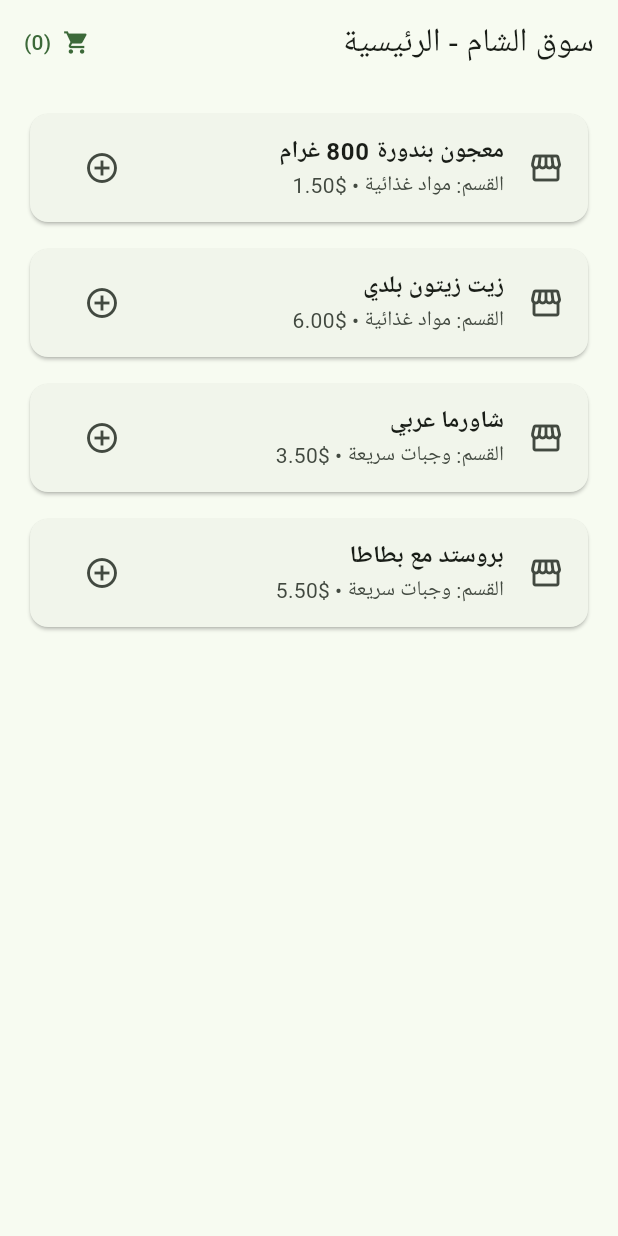
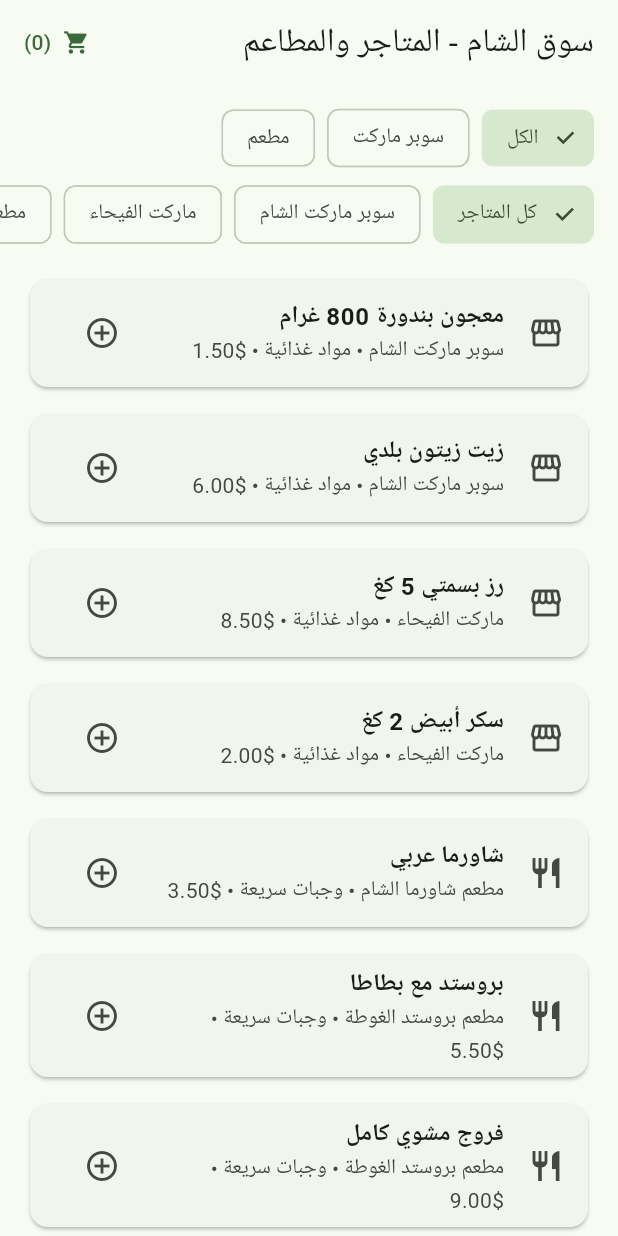
Before and after one commit to Mohamedalsaeid/Al-Sham-Market, a Flutter app: the screen it shows after launch, on a phone screen of 412 x 824 dp. Run offline on Flutter 3.47's test engine with Material 3 defaults, Android fonts, the phone set to English and light mode, and no system bars.

Commit message:
Refactor product item details and UI elements
Updated store and item descriptions, added store type to ProductItem, and modified UI to reflect store names and types in various places.

```diff
--- a/flutter_app/lib/main.dart
+++ b/flutter_app/lib/main.dart
@@ -60,7 +60,7 @@ class _SplashScreenState extends State<SplashScreen> {
                 ),
                 const SizedBox(height: 12),
                 const Text(
-                  'منصة الشام للمواد الغذائية والوجبات السريعة',
+                  'منصة الشام للسوبر ماركتات والمطاعم',
                   textAlign: TextAlign.center,
                   style: TextStyle(fontSize: 18),
                 ),
@@ -82,12 +82,16 @@ class _SplashScreenState extends State<SplashScreen> {
 
 class ProductItem {
   final String name;
+  final String storeName;
+  final String storeType; // 'سوبر ماركت' أو 'مطعم'
   final String category;
   final double priceUsd;
   final String description;
 
   const ProductItem({
     required this.name,
+    required this.storeName,
+    required this.storeType,
     required this.category,
     required this.priceUsd,
     required this.description,
@@ -102,34 +106,86 @@ class HomeScreen extends StatefulWidget {
 }
 
 class _HomeScreenState extends State<HomeScreen> {
+  String _selectedType = 'الكل'; // 'الكل' | 'سوبر ماركت' | 'مطعم'
+  String _selectedStore = 'كل المتاجر';
+
+  // أضف أي سوبر ماركت أو مطعم أو منتج جديد داخل هذه القائمة بنفس النمط
   final List<ProductItem> _items = const [
     ProductItem(
       name: 'معجون بندورة 800 غرام',
+      storeName: 'سوبر ماركت الشام',
+      storeType: 'سوبر ماركت',
       category: 'مواد غذائية',
       priceUsd: 1.50,
       description: 'عبوة معجون بندورة جاهزة للاستخدام اليومي في الطبخ.',
     ),
     ProductItem(
       name: 'زيت زيتون بلدي',
+      storeName: 'سوبر ماركت الشام',
+      storeType: 'سوبر ماركت',
       category: 'مواد غذائية',
       priceUsd: 6.00,
       description: 'زيت زيتون طبيعي مناسب للمائدة والطبخ.',
     ),
     ProductItem(
+      name: 'رز بسمتي 5 كغ',
+      storeName: 'ماركت الفيحاء',
+      storeType: 'سوبر ماركت',
+      category: 'مواد غذائية',
+      priceUsd: 8.50,
+      description: 'أرز حبة طويلة مناسب للأطباق الرئيسية.',
+    ),
+    ProductItem(
+      name: 'سكر أبيض 2 كغ',
+      storeName: 'ماركت الفيحاء',
+      storeType: 'سوبر ماركت',
+      category: 'مواد غذائية',
+      priceUsd: 2.00,
+      description: 'عبوة سكر أبيض ناعم للاستخدام المنزلي.',
+    ),
+    ProductItem(
       name: 'شاورما عربي',
+      storeName: 'مطعم شاورما الشام',
+      storeType: 'مطعم',
       category: 'وجبات سريعة',
       priceUsd: 3.50,
-      description: 'وجبة شاورما مع مقبلات ومناسبات التقديم السريع.',
+      description: 'وجبة شاورما مقطعة مع بطاطا ومقبلات وثوم.',
     ),
     ProductItem(
       name: 'بروستد مع بطاطا',
+      storeName: 'مطعم بروستد الغوطة',
+      storeType: 'مطعم',
       category: 'وجبات سريعة',
       priceUsd: 5.50,
       description: 'قطع دجاج مقرمشة مع بطاطا ومقبلات.',
     ),
+    ProductItem(
+      name: 'فروج مشوي كامل',
+      storeName: 'مطعم بروستد الغوطة',
+      storeType: 'مطعم',
+      category: 'وجبات سريعة',
+      priceUsd: 9.00,
+      description: 'فروج مشوي على الفحم مع ثوم وبطاطا ومخلل.',
+    ),
   ];
 
   final List<ProductItem> _cart = [];
+
+  List<String> get _availableStores {
+    final base = _selectedType == 'الكل'
+        ? _items
+        : _items.where((item) => item.storeType == _selectedType);
+    final names = base.map((e) => e.storeName).toSet().toList();
+    return ['كل المتاجر', ...names];
+  }
+
+  List<ProductItem> get _filteredItems {
+    return _items.where((item) {
+      final matchesType = _selectedType == 'الكل' || item.storeType == _selectedType;
+      final matchesStore = _selectedStore == 'كل المتاجر' || item.storeName == _selectedStore;
+      return matchesType && matchesStore;
+    }).toList();
+  }
 
   void _addToCart(ProductItem item) {
     setState(() {
@@ -137,7 +193,7 @@ class _HomeScreenState extends State<HomeScreen> {
     });
     ScaffoldMessenger.of(context).showSnackBar(
       SnackBar(
-        content: Text('تمت إضافة "${item.name}" إلى السلة'),
+        content: Text('تمت إضافة "${item.name}" من ${item.storeName} إلى السلة'),
         duration: const Duration(seconds: 1),
       ),
     );
@@ -160,7 +216,9 @@ class _HomeScreenState extends State<HomeScreen> {
                   style: const TextStyle(fontSize: 20, fontWeight: FontWeight.bold),
                 ),
                 const SizedBox(height: 6),
-                Text('القسم: ${item.category} • السعر: \$${item.priceUsd.toStringAsFixed(2)}'),
+                Text('${item.storeName} (${item.storeType}) • ${item.category}'),
+                const SizedBox(height: 4),
+                Text('السعر: \$${item.priceUsd.toStringAsFixed(2)}'),
                 const SizedBox(height: 12),
                 Text(item.description),
                 const SizedBox(height: 20),
@@ -206,6 +264,7 @@ class _HomeScreenState extends State<HomeScreen> {
                             itemBuilder: (_, i) => ListTile(
                               dense: true,
                               title: Text(_cart[i].name),
+                              subtitle: Text(_cart[i].storeName),
                               trailing: Text('\$${_cart[i].priceUsd.toStringAsFixed(2)}'),
                             ),
                           ),
@@ -219,6 +278,17 @@ class _HomeScreenState extends State<HomeScreen> {
                     ),
                   ),
             actions: [
+              if (_cart.isNotEmpty)
+                TextButton(
+                  onPressed: () {
+                    setState(() => _cart.clear());
+                    Navigator.of(dialogContext).pop();
+                    ScaffoldMessenger.of(context).showSnackBar(
+                      const SnackBar(content: Text('تم إرسال الطلب وتفريغ السلة')),
+                    );
+                  },
+                  child: const Text('تأكيد الطلب'),
+                ),
               if (_cart.isNotEmpty)
                 TextButton(
                   onPressed: () {
@@ -240,11 +310,15 @@ class _HomeScreenState extends State<HomeScreen> {
 
   @override
   Widget build(BuildContext context) {
+    final stores = _availableStores;
+    final activeStore = stores.contains(_selectedStore) ? _selectedStore : 'كل المتاجر';
+    final visibleItems = _filteredItems;
+
     return Directionality(
       textDirection: TextDirection.rtl,
       child: Scaffold(
         appBar: AppBar(
-          title: const Text('سوق الشام - الرئيسية'),
+          title: const Text('سوق الشام - المتاجر والمطاعم'),
           actions: [
             TextButton.icon(
               onPressed: _openCart,
@@ -253,18 +327,65 @@ class _HomeScreenState extends State<HomeScreen> {
             ),
           ],
         ),
-        body: ListView.separated(
+        body: Column(
+          crossAxisAlignment: CrossAxisAlignment.start,
+          children: [
+            Padding(
+              padding: const EdgeInsets.fromLTRB(16, 12, 16, 4),
+              child: Row(
+                children: ['الكل', 'سوبر ماركت', 'مطعم'].map((type) {
+                  return Padding(
+                    padding: const EdgeInsets.only(left: 8),
+                    child: ChoiceChip(
+                      label: Text(type),
+                      selected: _selectedType == type,
+                      onSelected: (_) {
+                        setState(() {
+                          _selectedType = type;
+                          _selectedStore = 'كل المتاجر';
+                        });
+                      },
+                    ),
+                  );
+                }).toList(),
+              ),
+            ),
+            SizedBox(
+              height: 46,
+              child: ListView.builder(
+                scrollDirection: Axis.horizontal,
+                padding: const EdgeInsets.symmetric(horizontal: 16),
+                itemCount: stores.length,
+                itemBuilder: (_, index) {
+                  final store = stores[index];
+                  return Padding(
+                    padding: const EdgeInsets.only(left: 8),
+                    child: FilterChip(
+                      label: Text(store),
+                      selected: activeStore == store,
+                      onSelected: (_) => setState(() => _selectedStore = store),
+                    ),
+                  );
+                },
+              ),
+            ),
+            Expanded(
+              child: ListView.separated(
                 padding: const EdgeInsets.all(16),
-          itemCount: _items.length,
+                itemCount: visibleItems.length,
                 separatorBuilder: (_, __) => const SizedBox(height: 10),
                 itemBuilder: (context, index) {
-            final item = _items[index];
+                  final item = visibleItems[index];
                   return Card(
                     child: ListTile(
                       onTap: () => _openItemDetails(item),
-                leading: const Icon(Icons.storefront),
+                      leading: Icon(
+                        item.storeType == 'مطعم' ? Icons.restaurant : Icons.storefront,
+                      ),
                       title: Text(item.name, style: const TextStyle(fontWeight: FontWeight.bold)),
-                subtitle: Text('القسم: ${item.category} • \$${item.priceUsd.toStringAsFixed(2)}'),
+                      subtitle: Text(
+                        '${item.storeName} • ${item.category} • \$${item.priceUsd.toStringAsFixed(2)}',
+                      ),
                       trailing: IconButton(
                         tooltip: 'إضافة إلى السلة',
                         onPressed: () => _addToCart(item),
@@ -275,6 +396,9 @@ class _HomeScreenState extends State<HomeScreen> {
                 },
               ),
             ),
+          ],
+        ),
+      ),
     );
   }
 }
```
Lines whose indentation alone changed are shown as unchanged.
